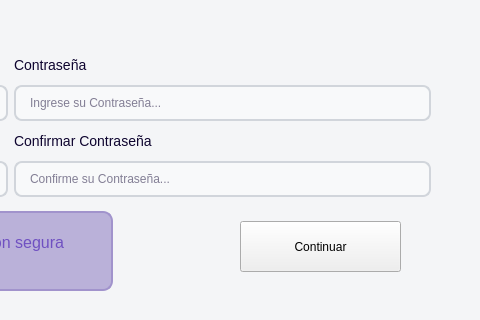
Before: the Qt Designer form app/ui/creatingAccount.ui in Brando-1510/Proyecto-Integrador-2.0, drawn with Qt 5; both pictures show x 890 to 1370 and y 369 to 689 of the 1370 by 689 pixel window.
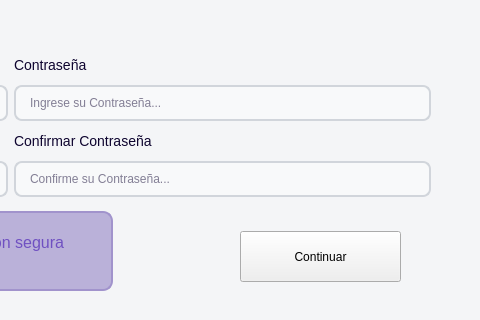
After: the same form once the commit is applied. The open tabs and pages were chosen to show the change. Icons and pictures are not drawn.

Diff of the .ui file:
```diff
--- a/app/ui/creatingAccount.ui
+++ b/app/ui/creatingAccount.ui
@@ -989,7 +989,7 @@
       <property name="geometry">
        <rect>
         <x>640</x>
-        <y>10</y>
+        <y>20</y>
         <width>161</width>
         <height>51</height>
        </rect>
```
Left out of the diff: 2 changed lines with no effect on the pictures.
